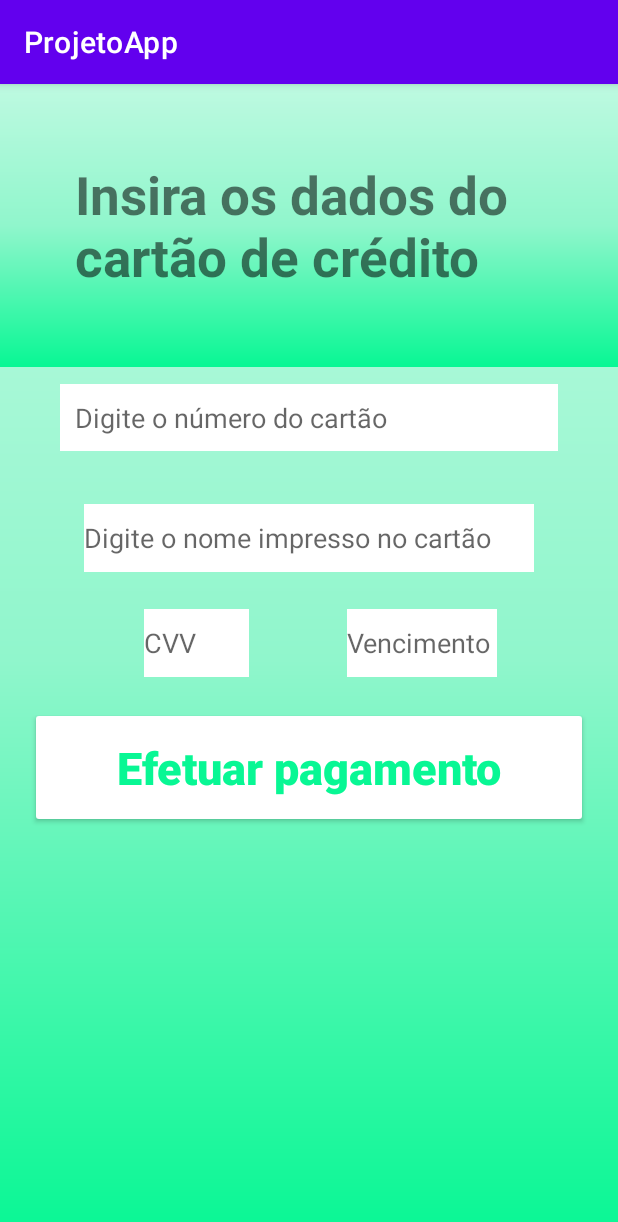
After one commit to PabloHmoura/ProjetoBioStraight, an Android app: the TelaPagamento screen opened directly, with no data from a screen before it, on a phone screen of 412 x 824 dp. The commit adds this screen. Shown: the top 1222 px of the screen. Run offline under Robolectric (Android 15) with nearby library versions, the phone set to English and light mode, and no system bars.

Commit message:
Aqui Daniel!

```diff
--- a/app/src/main/AndroidManifest.xml
+++ b/app/src/main/AndroidManifest.xml
@@ -9,6 +9,9 @@
         android:roundIcon="@mipmap/ic_launcher_round"
         android:supportsRtl="true"
         android:theme="@style/Theme.ProjetoApp">
+        <activity
+            android:name=".TelaPagamento"
+            android:exported="false" />
         <activity
             android:name=".TelaPrincipal"
             android:exported="false" />
--- /dev/null
+++ b/app/src/main/java/com/example/projetoapp/TelaPagamento.java
@@ -0,0 +1,14 @@
+package com.example.projetoapp;
+
+import androidx.appcompat.app.AppCompatActivity;
+
+import android.os.Bundle;
+
+public class TelaPagamento extends AppCompatActivity {
+
+    @Override
+    protected void onCreate(Bundle savedInstanceState) {
+        super.onCreate(savedInstanceState);
+        setContentView(R.layout.activity_tela_pagamento);
+    }
+}
--- a/app/src/main/res/drawable/button.xml
+++ b/app/src/main/res/drawable/button.xml
@@ -8,4 +8,5 @@
             android:endColor="@color/green_end"
             android:angle="100"
         />
+
 </shape>
--- /dev/null
+++ b/app/src/main/res/layout/activity_tela_pagamento.xml
@@ -0,0 +1,93 @@
+<?xml version="1.0" encoding="utf-8"?>
+<androidx.constraintlayout.widget.ConstraintLayout xmlns:android="http://schemas.android.com/apk/res/android"
+    xmlns:app="http://schemas.android.com/apk/res-auto"
+    xmlns:tools="http://schemas.android.com/tools"
+    android:layout_width="match_parent"
+    android:layout_height="match_parent"
+    android:background="@drawable/background"
+    tools:context=".TelaPagamento">
+
+    <TextView
+        android:id="@+id/text_insira"
+        android:layout_width="match_parent"
+        android:layout_height="wrap_content"
+        android:text="Insira os dados do cartão de crédito"
+        android:textSize="35sp"
+        android:textStyle="bold"
+        android:padding="50dp"
+        android:background="@drawable/background"
+        tools:ignore="MissingConstraints" />
+
+    <EditText
+        android:id="@+id/card_number"
+        style ="@style/Edit_Text_cadastro"
+        android:background="@color/white"
+        android:hint="Digite o número do cartão"
+        app:layout_constraintStart_toStartOf="parent"
+        app:layout_constraintEnd_toEndOf="parent"
+        app:layout_constraintTop_toTopOf="parent"
+        android:layout_marginTop="200dp"
+        />
+
+    <EditText
+        android:id="@+id/card_name"
+        android:layout_width="300dp"
+        android:layout_height="45dp"
+        android:background="@color/white"
+        android:hint="Digite o nome impresso no cartão"
+        app:layout_constraintStart_toStartOf="parent"
+        app:layout_constraintEnd_toEndOf="parent"
+        app:layout_constraintTop_toTopOf="parent"
+        android:layout_marginTop="280dp"
+        />
+    <EditText
+        android:id="@+id/card_cvv"
+        android:layout_width="70dp"
+        android:layout_height="45dp"
+        android:background="@color/white"
+        android:hint="CVV"
+        app:layout_constraintStart_toStartOf="parent"
+        app:layout_constraintEnd_toEndOf="parent"
+        app:layout_constraintTop_toTopOf="@+id/card_name"
+        android:layout_marginTop="70dp"
+        android:layout_marginRight="150dp"/>
+
+    <EditText
+        android:id="@+id/card_vencimento"
+        android:layout_width="100dp"
+        android:layout_height="45dp"
+        android:background="@color/white"
+        android:hint="Vencimento"
+        app:layout_constraintStart_toStartOf="parent"
+        app:layout_constraintEnd_toEndOf="parent"
+        app:layout_constraintTop_toTopOf="@+id/card_name"
+        android:layout_marginTop="70dp"
+        android:layout_marginLeft="150dp"/>
+
+    <androidx.appcompat.widget.AppCompatButton
+        android:id="@+id/btn_pagamento"
+        android:layout_width="match_parent"
+        android:layout_height="wrap_content"
+        android:text="Efetuar pagamento"
+        android:textSize="30dp"
+        android:textStyle="bold"
+        android:textAllCaps="false"
+        android:textColor="@color/green_main"
+        android:backgroundTint="@color/white"
+        android:padding="20dp"
+        android:layout_margin="20dp"
+        app:layout_constraintStart_toStartOf="parent"
+        app:layout_constraintEnd_toEndOf="parent"
+        app:layout_constraintTop_toBottomOf="@+id/card_cvv"
+        />
+
+
+
+
+
+
+
+
+
+
+</androidx.constraintlayout.widget.ConstraintLayout>
```
Also changed, not shown: app/src/main/java/com/example/projetoapp/FormLogin.java (+26 -2 lines), app/src/main/java/com/example/projetoapp/TelaPrincipal.java (+55 -0 lines), app/src/main/res/drawable/ic_bike.xml (added, +10 -0 lines), app/src/main/res/drawable/ic_parking.xml (added, +10 -0 lines), app/src/main/res/layout/activity_tela_principal.xml (+81 -4 lines).
